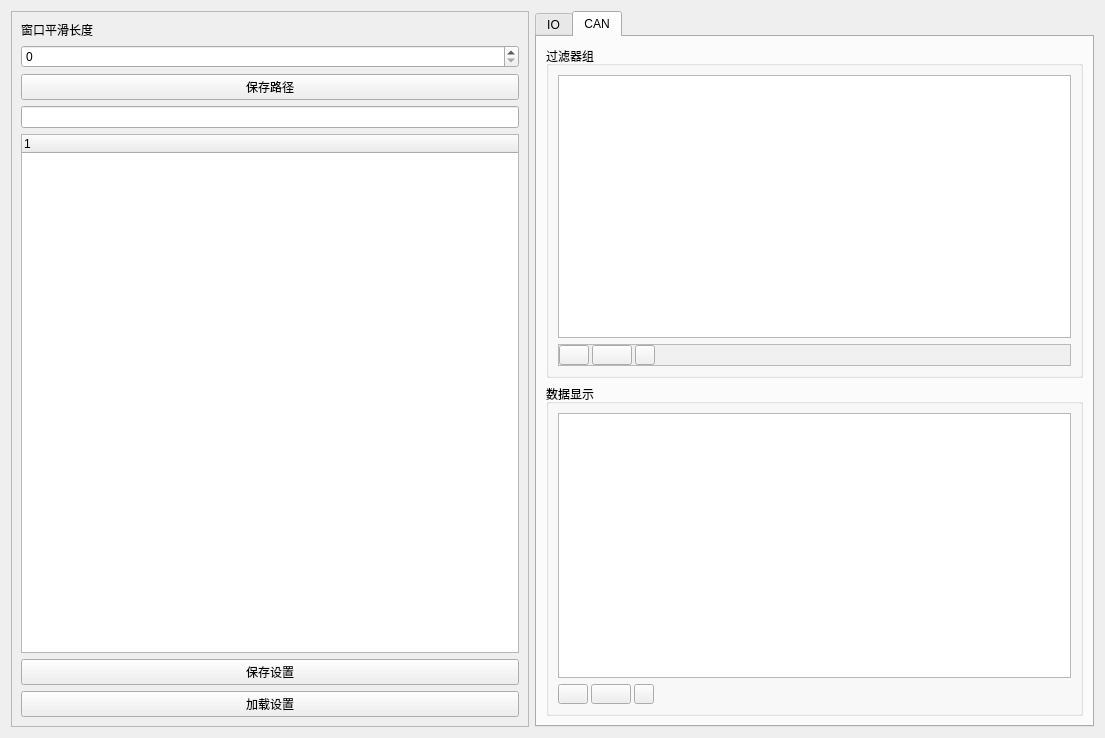
Before: the Qt Designer form setting.ui in WirelessDataCollect/UpperMonitor, drawn with Qt 5.
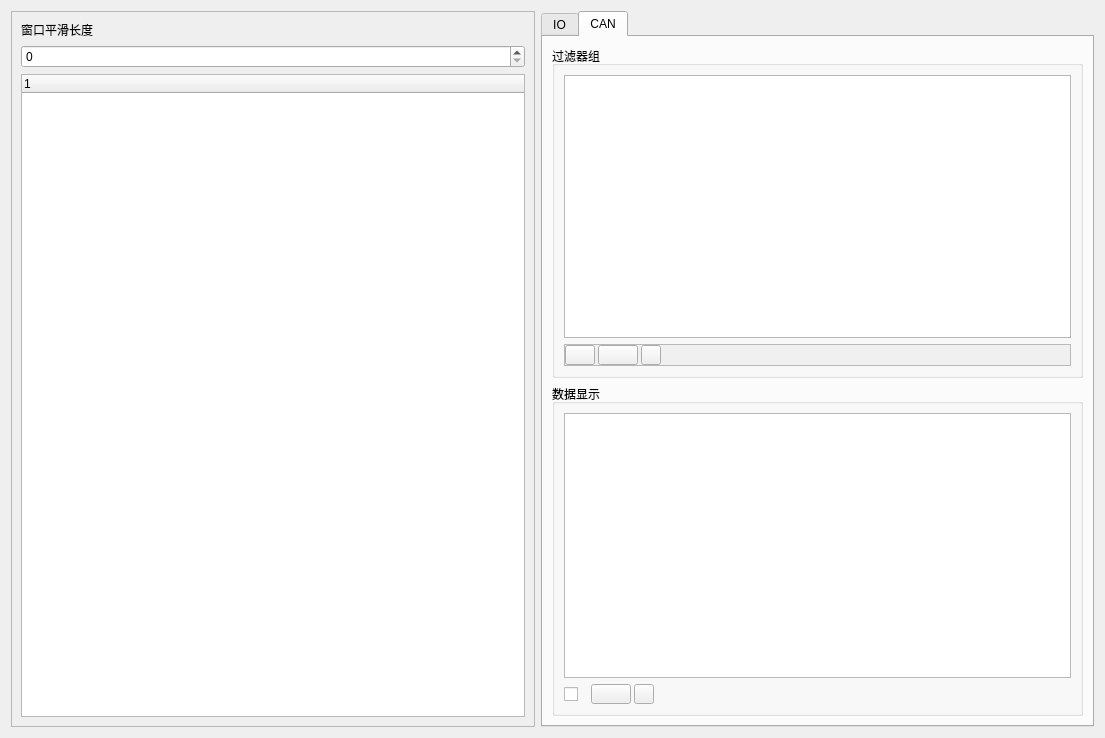
After: the same form once the commit is applied. The open tabs and pages were chosen to show the change. Icons and pictures are not drawn.

What changed in the file:
```diff
--- a/setting.ui
+++ b/setting.ui
@@ -23,31 +23,7 @@
       <enum>QFrame::Raised</enum>
      </property>
      <layout class="QGridLayout" name="gridLayout_2">
-      <item row="3" column="0">
-       <widget class="QLineEdit" name="lineEdit"/>
-      </item>
       <item row="2" column="0">
-       <widget class="QPushButton" name="pushButton">
-        <property name="text">
-         <string>保存路径</string>
-        </property>
-       </widget>
-      </item>
-      <item row="6" column="0">
-       <widget class="QPushButton" name="pushButton_3">
-        <property name="text">
-         <string>加载设置</string>
-        </property>
-       </widget>
-      </item>
-      <item row="5" column="0">
-       <widget class="QPushButton" name="pushButton_2">
-        <property name="text">
-         <string>保存设置</string>
-        </property>
-       </widget>
-      </item>
-      <item row="4" column="0">
        <widget class="QTreeWidget" name="treeWidget">
         <column>
          <property name="text">
@@ -268,36 +244,13 @@
              <number>3</number>
             </property>
             <item>
-             <widget class="QPushButton" name="pushButton_add_2">
-              <property name="sizePolicy">
-               <sizepolicy hsizetype="Fixed" vsizetype="Fixed">
-                <horstretch>0</horstretch>
-                <verstretch>0</verstretch>
-               </sizepolicy>
-              </property>
+             <widget class="QCheckBox" name="checkBox_enable">
               <property name="minimumSize">
                <size>
-                <width>20</width>
+                <width>24</width>
                 <height>20</height>
                </size>
               </property>
-              <property name="maximumSize">
-               <size>
-                <width>30</width>
-                <height>16777215</height>
-               </size>
-              </property>
-              <property name="styleSheet">
-               <string notr="true">
-QPushButton{
-border-image: url(:/ico/ico/icons/316.bmp);
-
-}
-QPushButton:pressed{
-    
-    border-image: url(:/ico/ico/icons/317.bmp)
-}</string>
-              </property>
               <property name="text">
                <string/>
               </property>
```
Left out of the diff: 2 changed lines with no effect on the pictures.
